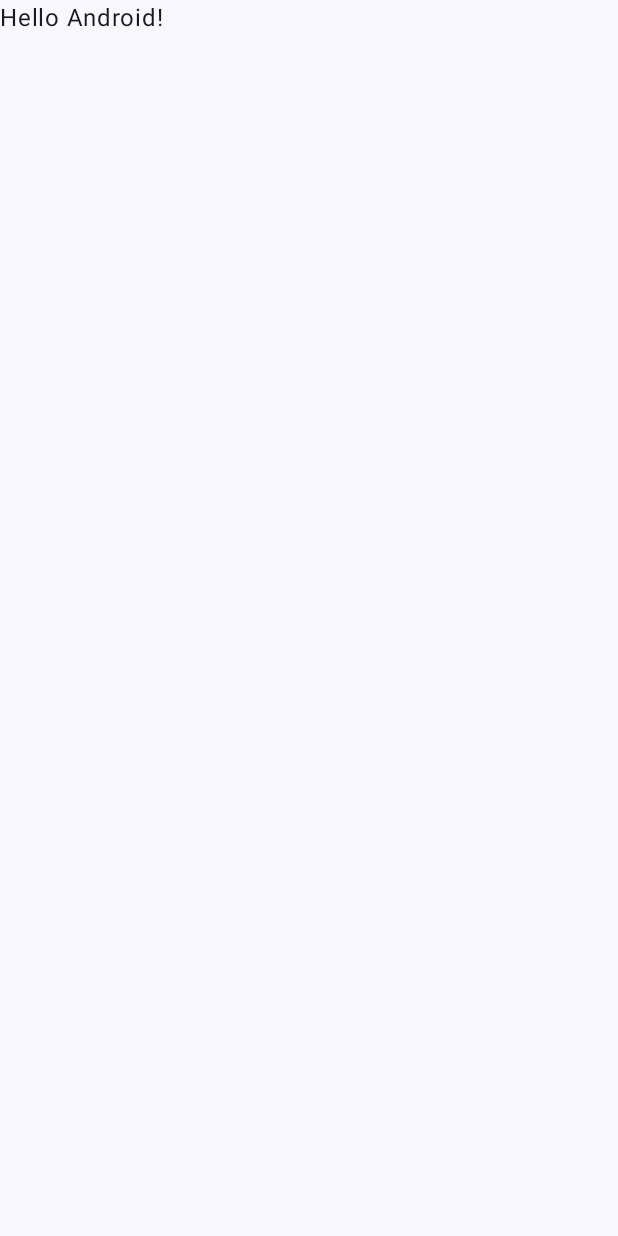
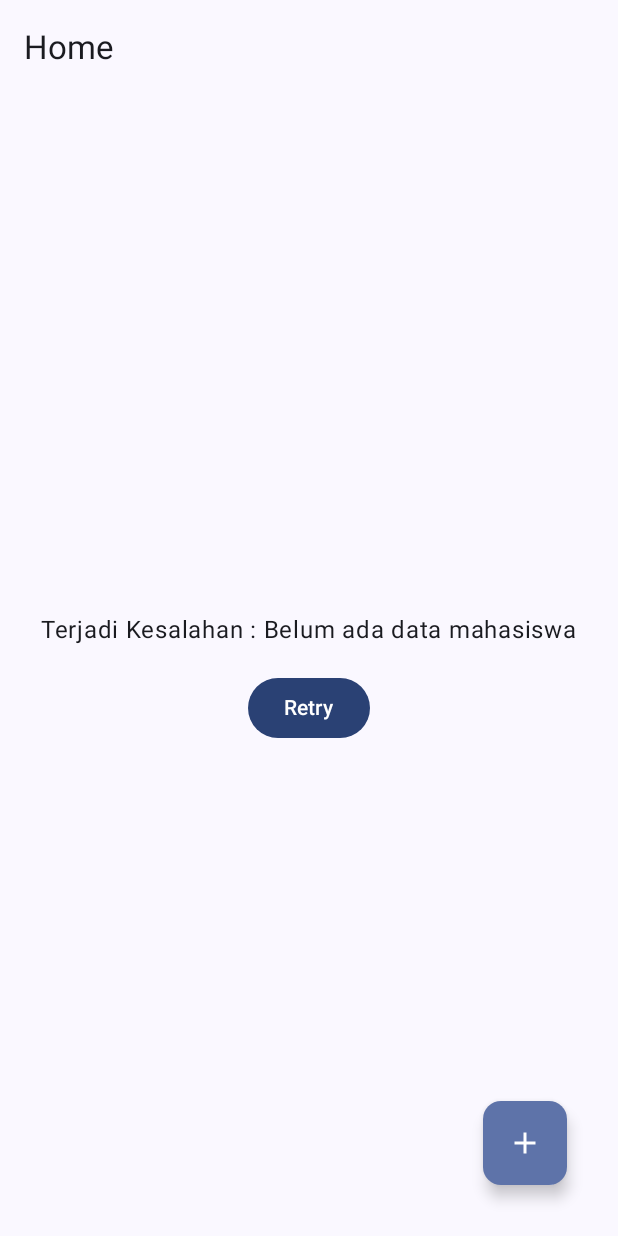
Before and after one commit to raditanurhasna/QuestFirebase_019, an Android app built with Jetpack Compose: the screen it shows after launch (MainActivity), on a phone screen of 412 x 824 dp. Before the commit the screen is almost empty. Run offline under Robolectric (Android 15) with nearby library versions, the phone set to English and light mode, and no system bars; our stand-ins replace Firebase (no records; nobody signed in at launch, a user with empty details on screens opened directly).

Commit message:
Mengerjakan saat dikelas

```diff
--- a/app/src/main/AndroidManifest.xml
+++ b/app/src/main/AndroidManifest.xml
@@ -2,7 +2,11 @@
 <manifest xmlns:android="http://schemas.android.com/apk/res/android"
     xmlns:tools="http://schemas.android.com/tools">
 
+    <uses-permission android:name="android.permission.INTERNET"/>
+    <uses-permission android:name="android.permission.ACCESS_NETWORK_STATE"/>
+
     <application
+        android:name=".MahasiswaApplications"
         android:allowBackup="true"
         android:dataExtractionRules="@xml/data_extraction_rules"
         android:fullBackupContent="@xml/backup_rules"
--- /dev/null
+++ b/app/src/main/java/com/example/pertemuan13/MahasiswaApp.kt
@@ -0,0 +1,13 @@
+package com.example.pertemuan13
+
+import android.app.Application
+import com.example.pertemuan13.di.AppContainer
+import com.example.pertemuan13.di.MahasiswaContainer
+
+class MahasiswaApplications: Application() {
+    lateinit var container: MahasiswaContainer
+    override fun onCreate(){
+        super.onCreate()
+        container= MahasiswaContainer()
+    }
+}
--- a/app/src/main/java/com/example/pertemuan13/MainActivity.kt
+++ b/app/src/main/java/com/example/pertemuan13/MainActivity.kt
@@ -11,6 +11,7 @@ import androidx.compose.material3.Text
 import androidx.compose.runtime.Composable
 import androidx.compose.ui.Modifier
 import androidx.compose.ui.tooling.preview.Preview
+import com.example.pertemuan13.ui.home.pages.HomeScreen
 import com.example.pertemuan13.ui.theme.Pertemuan13Theme
 
 class MainActivity : ComponentActivity() {
@@ -20,9 +21,9 @@ class MainActivity : ComponentActivity() {
         setContent {
             Pertemuan13Theme {
                 Scaffold(modifier = Modifier.fillMaxSize()) { innerPadding ->
-                    Greeting(
-                        name = "Android",
-                        modifier = Modifier.padding(innerPadding)
+                    HomeScreen(
+                        modifier = Modifier.padding(innerPadding),
+                        navigateToltemEntry = {}
                     )
                 }
             }
--- /dev/null
+++ b/app/src/main/java/com/example/pertemuan13/di/MahasiswaContainer.kt
@@ -0,0 +1,17 @@
+package com.example.pertemuan13.di
+
+import com.example.pertemuan13.repository.NetworkRepositoryMhs
+import com.example.pertemuan13.repository.RepositoryMhs
+import com.google.firebase.firestore.FirebaseFirestore
+
+interface AppContainer{
+    val repositoryMhs: RepositoryMhs
+}
+
+class MahasiswaContainer : AppContainer{
+    private  val firestore: FirebaseFirestore = FirebaseFirestore.getInstance()
+    override val repositoryMhs: RepositoryMhs by lazy {
+        NetworkRepositoryMhs(firestore)
+    }
+
+}
--- /dev/null
+++ b/app/src/main/java/com/example/pertemuan13/repository/NetworkRepositoryMhs.kt
@@ -0,0 +1,45 @@
+package com.example.pertemuan13.repository
+
+import com.example.pertemuan13.model.Mahasiswa
+import com.google.firebase.firestore.FirebaseFirestore
+import com.google.firebase.firestore.Query
+import kotlinx.coroutines.channels.awaitClose
+import kotlinx.coroutines.flow.Flow
+import kotlinx.coroutines.flow.callbackFlow
+
+class NetworkRepositoryMhs(
+    private  val firestore: FirebaseFirestore
+) : RepositoryMhs {
+    override suspend fun insertMhs(mahasiswa: Mahasiswa) {
+        TODO("Not yet implemented")
+    }
+
+    override fun getAllMhs(): Flow<List<Mahasiswa>> = callbackFlow {
+       val mhsCollection = firestore.collection("Mahasiswa")
+           .orderBy("nim", Query.Direction.ASCENDING)
+           .addSnapshotListener{value, error ->
+               if (value !=null) {
+                   val mhsList = value.documents.mapNotNull {
+                       it.toObject(Mahasiswa::class.java)!!
+                   }
+                   trySend(mhsList)
+               }
+           }
+        awaitClose {
+            mhsCollection.remove()
+        }
+    }
+
+    override fun getMhs(nim: String): Flow<Mahasiswa> {
+        TODO("Not yet implemented")
+    }
+
+    override suspend fun deleteMhs(mahasiswa: Mahasiswa) {
+        TODO("Not yet implemented")
+    }
+
+    override suspend fun updateMhs(mahasiswa: Mahasiswa) {
+        TODO("Not yet implemented")
+    }
+
+}
--- /dev/null
+++ b/app/src/main/java/com/example/pertemuan13/repository/RepositoryMhs.kt
@@ -0,0 +1,16 @@
+package com.example.pertemuan13.repository
+
+import com.example.pertemuan13.model.Mahasiswa
+import kotlinx.coroutines.flow.Flow
+
+interface RepositoryMhs {
+    suspend fun insertMhs(mahasiswa: Mahasiswa)
+
+    fun getAllMhs(): Flow<List<Mahasiswa>>
+
+    fun getMhs(nim: String): Flow<Mahasiswa>
+
+    suspend fun deleteMhs(mahasiswa: Mahasiswa)
+
+    suspend fun updateMhs(mahasiswa: Mahasiswa)
+}
--- /dev/null
+++ b/app/src/main/java/com/example/pertemuan13/ui/PenyediaViewModel.kt
@@ -0,0 +1,22 @@
+package com.example.pertemuan13.ui
+
+import androidx.lifecycle.ViewModelProvider
+import androidx.lifecycle.viewmodel.CreationExtras
+import androidx.lifecycle.viewmodel.initializer
+import androidx.lifecycle.viewmodel.viewModelFactory
+import com.example.pertemuan13.MahasiswaApplications
+import com.example.pertemuan13.ui.home.viewmodel.HomeViewModel
+
+object PenyediaViewModel{
+    val Factory = viewModelFactory {
+        initializer {
+            HomeViewModel(
+                mahasiswaApp().container.repositoryMhs
+            )
+
+        }
+
+    }
+}
+fun CreationExtras.mahasiswaApp(): MahasiswaApplications =
+    (this[ViewModelProvider.AndroidViewModelFactory.APPLICATION_KEY] as MahasiswaApplications)
--- /dev/null
+++ b/app/src/main/java/com/example/pertemuan13/ui/home/pages/HomeView.kt
@@ -0,0 +1,246 @@
+package com.example.pertemuan13.ui.home.pages
+
+import com.example.pertemuan13.model.Mahasiswa
+import com.example.pertemuan13.ui.PenyediaViewModel
+import com.example.pertemuan13.ui.home.viewmodel.HomeViewModel
+import androidx.compose.foundation.clickable
+import androidx.compose.foundation.layout.Arrangement
+import androidx.compose.foundation.layout.Column
+import androidx.compose.foundation.layout.PaddingValues
+import androidx.compose.foundation.layout.Row
+import androidx.compose.foundation.layout.Spacer
+import androidx.compose.foundation.layout.fillMaxSize
+import androidx.compose.foundation.layout.fillMaxWidth
+import androidx.compose.foundation.layout.padding
+import androidx.compose.foundation.lazy.LazyColumn
+import androidx.compose.foundation.lazy.items
+import androidx.compose.material.icons.Icons
+import androidx.compose.material.icons.filled.Add
+import androidx.compose.material.icons.filled.Delete
+import androidx.compose.material3.AlertDialog
+import androidx.compose.material3.Button
+import androidx.compose.material3.Card
+import androidx.compose.material3.CardDefaults
+import androidx.compose.material3.ExperimentalMaterial3Api
+import androidx.compose.material3.FloatingActionButton
+import androidx.compose.material3.Icon
+import androidx.compose.material3.IconButton
+import androidx.compose.material3.MaterialTheme
+import androidx.compose.material3.Scaffold
+import androidx.compose.material3.Text
+import androidx.compose.material3.TextButton
+import androidx.compose.material3.TopAppBar
+import androidx.compose.material3.TopAppBarDefaults
+import androidx.compose.runtime.Composable
+import androidx.compose.runtime.getValue
+import androidx.compose.runtime.mutableStateOf
+import androidx.compose.runtime.saveable.rememberSaveable
+import androidx.compose.runtime.setValue
+import androidx.compose.ui.Alignment
+import androidx.compose.ui.Modifier
+import androidx.compose.ui.unit.dp
+import androidx.lifecycle.viewmodel.compose.viewModel
+import com.example.pertemuan13.ui.home.viewmodel.HomeUiState
+
+@OptIn(ExperimentalMaterial3Api::class)
+@Composable
+fun HomeScreen(
+    navigateToltemEntry: () -> Unit,
+    modifier: Modifier = Modifier,
+    onDetailClick: (String) -> Unit = {},
+    viewModel: HomeViewModel = viewModel(factory = PenyediaViewModel.Factory)
+
+){
+    val scrollBehavior = TopAppBarDefaults.enterAlwaysScrollBehavior()
+    Scaffold (
+        modifier = modifier,
+        topBar = {
+            TopAppBar(
+                title = {
+                    Text("Home")
+                }
+            )
+        },
+        floatingActionButton = {
+            FloatingActionButton (
+                onClick = navigateToltemEntry,
+                shape = MaterialTheme.shapes.medium,
+                modifier = Modifier.padding(18.dp)
+            ){
+                Icon(imageVector = Icons.Default.Add, contentDescription = "Add Kontak")
+            }
+        },
+    ){ innerPadding ->
+        HomeStatus(
+            homeUiState = viewModel.mhsUIState,
+            retryAction = { viewModel.getMhs() },
+            modifier = Modifier.padding(innerPadding),
+            onDetailClick = onDetailClick,
+            onDeleteClick = {
+                viewModel.getMhs()
+            }
+        )
+    }
+}
+
+
+@Composable
+fun HomeStatus(
+    homeUiState: HomeUiState,
+    retryAction: () -> Unit,
+    modifier: Modifier = Modifier,
+    onDetailClick: (String) -> Unit,
+    onDeleteClick: (Mahasiswa) -> Unit = {},
+){
+    var deleteConfirmationRequired by rememberSaveable { mutableStateOf<Mahasiswa?>(null) }
+    when (homeUiState) {
+        is HomeUiState.Loading -> OnLoading(modifier = modifier.fillMaxSize())
+        is HomeUiState.Succes -> {
+            MhsLayout(
+                mahasiswa = homeUiState.data, modifier = modifier.fillMaxWidth(), onDetailClick = {
+                    onDetailClick(it)
+                },
+                onDeleteClick ={
+                    onDeleteClick (it)
+                }
+            )
+            deleteConfirmationRequired?.let { data ->
+                DeleteConfirmationDialog(
+                    onDeleteConfirm = {
+                        onDeleteClick(data)
+                        deleteConfirmationRequired = null
+                    },
+                    onDeleteCancel = {
+                        deleteConfirmationRequired = null
+                    })
+            }
+        }
+        is HomeUiState.Error -> OnError(retryAction,
+            modifier = modifier.fillMaxSize(),
+            message = homeUiState.e.message ?: "Error")
+    }
+}
+
+@Composable
+fun OnLoading(modifier: Modifier = Modifier) {
+    Text("Loading .......")
+}
+
+@Composable
+fun OnError(
+    retryAction: () -> Unit,
+    modifier: Modifier = Modifier,
+    message: String
+) {
+    Column(
+        modifier = modifier,
+        verticalArrangement = Arrangement.Center,
+        horizontalAlignment = Alignment.CenterHorizontally
+    ) {
+        Text(
+            text = "Terjadi Kesalahan : $message",
+            modifier = Modifier.padding(16.dp)
+        )
+        Button(
+            onClick = retryAction
+        ) {
+            Text("Retry")
+        }
+    }
+}
+@Composable
+fun MhsLayout(
+    mahasiswa: List<Mahasiswa>,
+    modifier: Modifier = Modifier,
+    onDetailClick: (String) -> Unit,
+    onDeleteClick: (Mahasiswa) -> Unit = {}
+) {
+    LazyColumn(
+        modifier = modifier,
+        contentPadding = PaddingValues(16.dp),
+        verticalArrangement = Arrangement.spacedBy(16.dp)
+    ) {
+        items(
+            items = mahasiswa,
+            itemContent = { mhs ->
+                MhsCard(
+                    mahasiswa = mhs,
+                    modifier = Modifier
+                        .fillMaxWidth()
+                        .clickable {},
+                    onDeleteClick = {
+                        onDeleteClick(mhs)
+                    }
+                )
+            }
+        )
+    }
+}
+
+
+@Composable
+fun MhsCard(
+    mahasiswa: Mahasiswa,
+    modifier: Modifier = Modifier,
+    onDeleteClick: (Mahasiswa) -> Unit = {}
+) {
+    Card (
+        modifier = modifier,
+        shape = MaterialTheme.shapes.medium,
+        elevation = CardDefaults.cardElevation(defaultElevation = 8.dp)
+    ) {
+        Column(
+            modifier = Modifier.padding(16.dp),
+            verticalArrangement = Arrangement.spacedBy(8.dp)
+        ) {
+            Row (
+                modifier = Modifier.fillMaxWidth(),
+                verticalAlignment = Alignment.CenterVertically
+            ) {
+                Text(
+                    text = mahasiswa.nama,
+                    style = MaterialTheme.typography.titleLarge
+                )
+                Spacer(Modifier.weight(1f))
+                IconButton(onClick = { onDeleteClick(mahasiswa) }) {
+                    Icon(
+                        imageVector = Icons.Default.Delete,
+                        contentDescription = null,
+                    )
+                }
+                Text(
+                    text = mahasiswa.nim,
+                    style = MaterialTheme.typography.titleMedium
+                )
+            }
+            Text(
+                text = mahasiswa.kelas,
+                style = MaterialTheme.typography.titleMedium
+            )
+            Text(
+                text = mahasiswa.alamat,
+                style = MaterialTheme.typography.titleMedium
+            )
+        }
+    }
+}
+@Composable
+private fun DeleteConfirmationDialog(
+    onDeleteConfirm: () -> Unit, onDeleteCancel: () -> Unit, modifier: Modifier = Modifier
+) {
+    AlertDialog(onDismissRequest = { /* Do nothing */ },
+        title = { Text("Delete Data") },
+        text = { Text("Apakah anda yakin ingin menghapus data?") },
+        modifier = modifier,
+        dismissButton = {
+            TextButton(onClick = onDeleteCancel) {
+                Text(text = "Cancel")
+            }
+        },
+        confirmButton = {
+            TextButton(onClick = onDeleteConfirm) {
+                Text(text = "Yes")
+            }
+        }
+    )
+}
--- /dev/null
+++ b/app/src/main/java/com/example/pertemuan13/ui/home/viewmodel/HomeViewModel.kt
@@ -0,0 +1,55 @@
+package com.example.pertemuan13.ui.home.viewmodel
+
+
+import androidx.compose.runtime.getValue
+import androidx.compose.runtime.mutableStateOf
+import androidx.compose.runtime.setValue
+import androidx.lifecycle.ViewModel
+import androidx.lifecycle.viewModelScope
+import com.example.pertemuan13.model.Mahasiswa
+import com.example.pertemuan13.repository.RepositoryMhs
+import kotlinx.coroutines.flow.catch
+import kotlinx.coroutines.flow.onStart
+import kotlinx.coroutines.launch
+
+
+
+class HomeViewModel(
+    private  val repositoryMhs: RepositoryMhs
+) : ViewModel() {
+    var mhsUIState: HomeUiState by mutableStateOf(HomeUiState.Loading)
+        private set
+
+    init {
+        getMhs()
+    }
+
+    fun getMhs(){
+        viewModelScope.launch {
+           repositoryMhs.getAllMhs()
+               .onStart {
+                   mhsUIState = HomeUiState.Loading
+               }
+               .catch {
+                   mhsUIState = HomeUiState.Error(e = it)
+               }
+               .collect{
+                   mhsUIState = if (it.isEmpty()){
+                       HomeUiState.Error(Exception("Belum ada data mahasiswa"))
+                   }else{
+                       HomeUiState.Succes(it)
+                   }
+
+               }
+
+        }
+    }
+
+}
+
+sealed class HomeUiState {
+    object Loading:HomeUiState()
+
+    data class Succes(val data: List<Mahasiswa>) : HomeUiState()
+    data class Error(val e: Throwable) : HomeUiState()
+}
--- a/build.gradle.kts
+++ b/build.gradle.kts
@@ -2,4 +2,6 @@
 plugins {
     alias(libs.plugins.android.application) apply false
     alias(libs.plugins.kotlin.android) apply false
+
+    id("com.google.gms.google-services") version "4.4.2" apply false
 }
--- a/gradle/libs.versions.toml
+++ b/gradle/libs.versions.toml
@@ -7,9 +7,12 @@ junitVersion = "1.2.1"
 espressoCore = "3.6.1"
 lifecycleRuntimeKtx = "2.8.7"
 activityCompose = "1.9.3"
+lifecycleViewmodelCompose = "2.6.2"
 composeBom = "2024.04.01"
+firebaseFirestore = "25.1.1"
 
 [libraries]
+androidx-lifecycle-viewmodel-compose = { module = "androidx.lifecycle:lifecycle-viewmodel-compose", version.ref = "lifecycleViewmodelCompose" }
 androidx-core-ktx = { group = "androidx.core", name = "core-ktx", version.ref = "coreKtx" }
 junit = { group = "junit", name = "junit", version.ref = "junit" }
 androidx-junit = { group = "androidx.test.ext", name = "junit", version.ref = "junitVersion" }
@@ -24,6 +27,7 @@ androidx-ui-tooling-preview = { group = "androidx.compose.ui", name = "ui-toolin
 androidx-ui-test-manifest = { group = "androidx.compose.ui", name = "ui-test-manifest" }
 androidx-ui-test-junit4 = { group = "androidx.compose.ui", name = "ui-test-junit4" }
 androidx-material3 = { group = "androidx.compose.material3", name = "material3" }
+firebase-firestore = { group = "com.google.firebase", name = "firebase-firestore", version.ref = "firebaseFirestore" }
 
 [plugins]
 android-application = { id = "com.android.application", version.ref = "agp" }
```
Also changed, not shown: app/build.gradle.kts (+7 -1 lines), app/src/main/java/com/example/pertemuan13/model/Mahasiswa.kt (added, +12 -0 lines), 1 other file.
